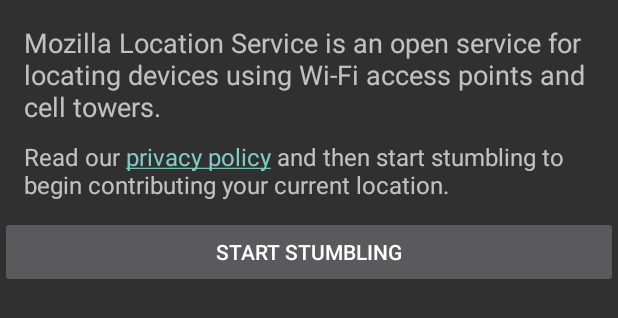
After one commit to mozilla/MozStumbler, an Android app: the layout fragment_first_run.xml on its own in the app's theme, with its tools: preview values and no code run, on a phone screen of 412 x 824 dp. The commit adds this screen. Shown: the top 318 px of the screen. Run offline under Robolectric (Android 15) with nearby library versions, the phone set to English and light mode, and no system bars.

Commit message:
Added first-run dialog.

```diff
--- a/android/src/main/java/org/mozilla/mozstumbler/client/navdrawer/MainDrawerActivity.java
+++ b/android/src/main/java/org/mozilla/mozstumbler/client/navdrawer/MainDrawerActivity.java
@@ -28,6 +28,7 @@
 import org.mozilla.mozstumbler.client.http.HttpUtil;
 import org.mozilla.mozstumbler.client.http.IHttpUtil;
 import org.mozilla.mozstumbler.client.mapview.MapActivity;
+import org.mozilla.mozstumbler.client.subactivities.FirstRunFragment;
 import org.mozilla.mozstumbler.client.subactivities.LeaderboardActivity;
 import org.mozilla.mozstumbler.client.MainApp;
 import org.mozilla.mozstumbler.client.subactivities.PreferencesScreen;
@@ -133,6 +134,11 @@
     public void onStart() {
         super.onStart();
         mMetricsView.setMapLayerToggleListener(mMapActivity);
+
+        if (ClientPrefs.getInstance().isFirstRun()) {
+            FragmentManager fm = getSupportFragmentManager();
+            FirstRunFragment.showInstance(fm);
+        }
     }
 
     @Override
--- /dev/null
+++ b/android/src/main/res/layout/fragment_first_run.xml
@@ -0,0 +1,56 @@
+<FrameLayout xmlns:android="http://schemas.android.com/apk/res/android"
+    xmlns:tools="http://schemas.android.com/tools"
+    android:layout_width="match_parent"
+    android:layout_height="match_parent"
+    tools:context="org.mozilla.mozstumbler.client.subactivities.FirstRunFragment">
+
+    <RelativeLayout
+        android:layout_width="wrap_content"
+        android:layout_height="wrap_content"
+        android:id="@+id/layout"
+        android:paddingTop="16dp"
+
+        >
+
+    <TextView
+        android:paddingLeft="16dp"
+        android:paddingRight="16dp"
+        android:layout_width="wrap_content"
+        android:layout_height="wrap_content"
+        android:text="@string/first_run_message_part1"
+        android:id="@+id/textview1"
+        android:layout_alignParentLeft="true"
+        android:layout_alignParentStart="true"
+        android:layout_alignParentTop="true"
+        android:textSize="18sp"
+
+        />
+        <TextView
+            android:paddingTop="10dp"
+            android:paddingBottom="10dp"
+            android:paddingLeft="16dp"
+            android:paddingRight="16dp"
+            android:layout_width="wrap_content"
+            android:layout_height="wrap_content"
+            android:text="@string/first_run_message_part2"
+            android:id="@+id/textview2"
+            android:layout_below="@+id/textview1"
+            android:textSize="16sp"
+            />
+
+
+        <Button
+            android:layout_width="wrap_content"
+            android:layout_height="wrap_content"
+            android:layout_below="@+id/textview2"
+            android:layout_alignRight="@+id/textview1"
+            android:layout_alignEnd="@+id/textview1"
+            android:text="@string/first_run_start_stumbling"
+            android:layout_alignLeft="@+id/textview1"
+            android:layout_alignStart="@+id/textview1"
+            android:id="@+id/button"
+             />
+
+    </RelativeLayout>
+
+</FrameLayout>
--- a/android/src/main/res/values/strings.xml
+++ b/android/src/main/res/values/strings.xml
@@ -1,5 +1,6 @@
 <?xml version="1.0" encoding="utf-8"?>
 <resources>
+
     <string name="app_name">MozStumbler</string>
     <string name="action_about">About MozStumbler</string>
     <string name="action_preferences">Settings</string>
@@ -52,12 +53,10 @@
     <string name="upload_observations_dialog_title">Upload observations</string>
     <string name="upload_wifi_only_title">Upload only on Wi-Fi</string>
     <string name="upload_wifi_only_summary">This option will reduce your data usage over the cellular network.</string>
-
     <string name="metrics_activity_title">Metrics</string>
     <string name="metrics_this_session">This session</string>
     <string name="drawer_map_option_show_mls_locations">Show MLS locations</string>
     <string name="drawer_map_option_show_observation_type">Indicate cell △, Wi-Fi □, or both ○</string>
-
     <string name="title_activity_log">Log</string>
     <string name="action_view_log">View Log</string>
     <string name="scroll_to_start">Scroll to Top</string>
@@ -66,8 +65,11 @@
     <string name="keep_screen_on_title">Keep screen on while in map</string>
     <string name="drawer_open">Show drawer</string>
     <string name="drawer_close">Close drawer</string>
-
     <string name="title_activity_leaderboard">Leaderboard</string>
     <string name="drawer_map_layers_title">Map layers (for nerds)</string>
+    <string name="first_run_message_part1">Mozilla Location Service is an open service for locating devices using Wi-Fi access points and cell towers.</string>
+    <string name="first_run_message_part2">Read our <a href="https://location.services.mozilla.com/privacy">privacy policy</a> and then start stumbling to begin contributing your current location.</string>
+    <string name="first_run_start_stumbling">Start Stumbling</string>
+    <string name="first_run_welcome_to_mozstumbler">Welcome to MozStumbler</string>
 
 </resources>
```
Also changed, not shown: android/src/main/java/org/mozilla/mozstumbler/client/ClientPrefs.java (+8 -0 lines), android/src/main/java/org/mozilla/mozstumbler/client/subactivities/FirstRunFragment.java (added, +53 -0 lines).
